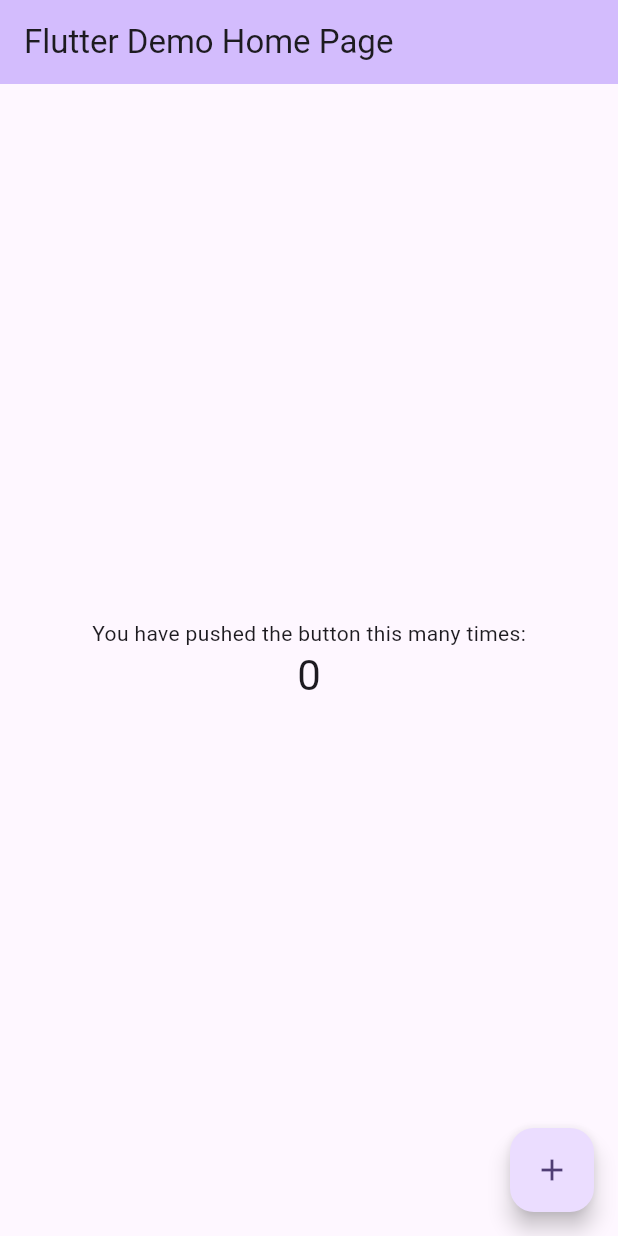
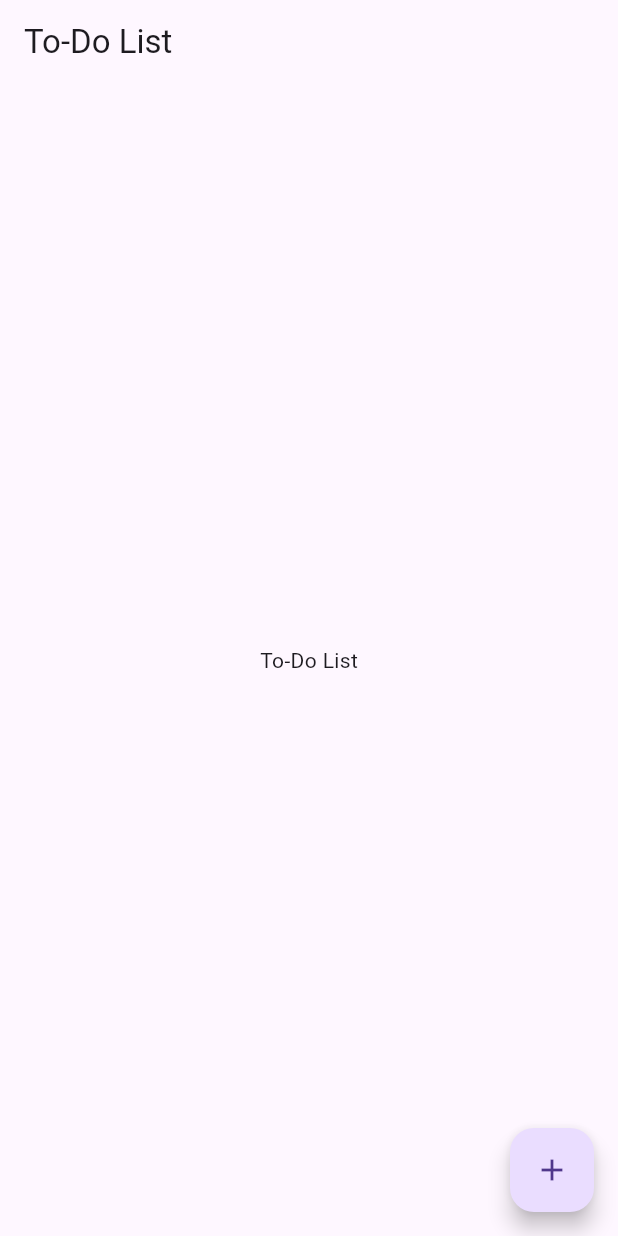
Before and after one commit to tvlas/clean-todo-app, a Flutter app: the screen it shows after launch, on a phone screen of 412 x 824 dp. Run offline on Flutter 3.47's test engine with Material 3 defaults, Android fonts, the phone set to English and light mode, and no system bars; our stand-ins replace dartz, equatable, shared_preferences.

Commit message:
feat: todo main screen

```diff
--- /dev/null
+++ b/lib/features/todo/presentation/pages/todo_page.dart
@@ -0,0 +1,23 @@
+import 'package:flutter/material.dart';
+
+class TodoPage extends StatelessWidget {
+  const TodoPage({super.key});
+
+  @override
+  Widget build(BuildContext context) {
+    return Scaffold(
+      appBar: AppBar(
+        title: const Text('To-Do List'),
+      ),
+      body: const Center(
+        child: Text('To-Do List'),
+      ),
+      floatingActionButton: FloatingActionButton(
+        onPressed: () {
+          // Logic to add a new todo
+        },
+        child: const Icon(Icons.add),
+      ),
+    );
+  }
+}
--- a/lib/main.dart
+++ b/lib/main.dart
@@ -1,4 +1,6 @@
 import 'package:flutter/material.dart';
+
+import 'features/todo/presentation/pages/todo_page.dart';
 
 void main() {
   runApp(const MyApp());
@@ -10,60 +12,11 @@ class MyApp extends StatelessWidget {
   @override
   Widget build(BuildContext context) {
     return MaterialApp(
-      title: 'Flutter Demo',
+      title: 'To-Do List',
       theme: ThemeData(
-        colorScheme: ColorScheme.fromSeed(seedColor: Colors.deepPurple),
-        useMaterial3: true,
+        primarySwatch: Colors.blue,
       ),
-      home: const MyHomePage(title: 'Flutter Demo Home Page'),
+      home: const TodoPage(),
     );
   }
 }
-
-class MyHomePage extends StatefulWidget {
-  const MyHomePage({super.key, required this.title});
-
-  final String title;
-
-  @override
-  State<MyHomePage> createState() => _MyHomePageState();
-}
-
-class _MyHomePageState extends State<MyHomePage> {
-  int _counter = 0;
-
-  void _incrementCounter() {
-    setState(() {
-      _counter++;
-    });
-  }
-
-  @override
-  Widget build(BuildContext context) {
-    return Scaffold(
-      appBar: AppBar(
-        backgroundColor: Theme.of(context).colorScheme.inversePrimary,
-        title: Text(widget.title),
-      ),
-      body: Center(
-        child: Column(
-          mainAxisAlignment: MainAxisAlignment.center,
-          children: <Widget>[
-            const Text(
-              'You have pushed the button this many times:',
-            ),
-            Text(
-              '$_counter',
-              style: Theme.of(context).textTheme.headlineMedium,
-            ),
-          ],
-        ),
-      ),
-      floatingActionButton: FloatingActionButton(
-        onPressed: _incrementCounter,
-        tooltip: 'Increment',
-        child: const Icon(Icons.add),
-      ),
-    );
-  }
-}
```
